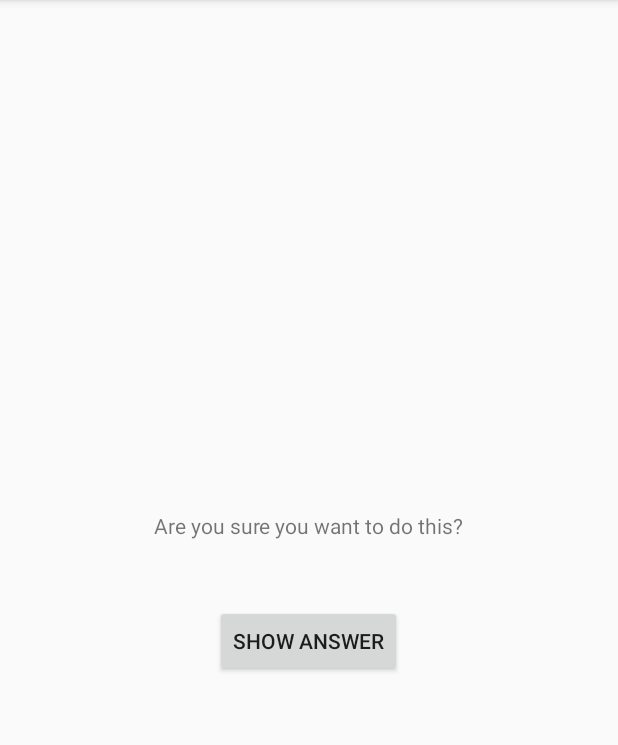
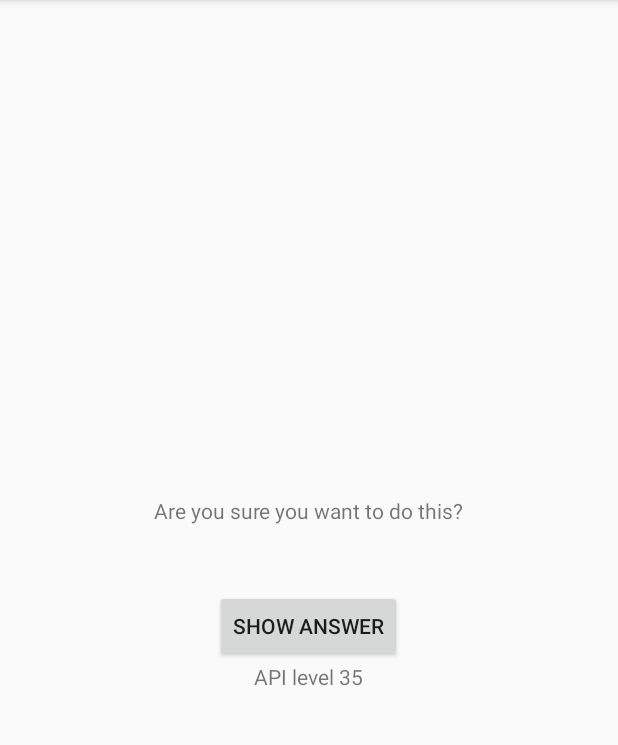
Before and after one commit to luispedraza/big_nerd_android, an Android app: the CheatActivity screen opened directly, with no data from a screen before it, on a phone screen of 412 x 824 dp, the part 84-829 px from its top. Run offline under Robolectric (Android 15) with nearby library versions, the phone set to English and light mode, and no system bars.

Commit message:
chapter06 challenge finished

```diff
--- a/GeoQuiz/app/src/main/java/es/luispedraza/geoquiz/CheatActivity.java
+++ b/GeoQuiz/app/src/main/java/es/luispedraza/geoquiz/CheatActivity.java
@@ -52,6 +52,11 @@ public class CheatActivity extends AppCompatActivity {
             mUserCheated = savedInstanceState.getBoolean(KEY_USER_CHEATED);
             setAnswerShown(mUserCheated);
         }
+
+        // Show current device api leve information:
+        final int API_LEVEL = Build.VERSION.SDK_INT;
+        ((TextView)findViewById(R.id.api_level_info)).setText("API level " + API_LEVEL);
+
 
         mAnswerisTrue = getIntent().getBooleanExtra(EXTRA_ANSWER_IS_TRUE, false);
 
--- a/GeoQuiz/app/src/main/res/layout/activity_cheat.xml
+++ b/GeoQuiz/app/src/main/res/layout/activity_cheat.xml
@@ -27,5 +27,10 @@
         android:layout_width="wrap_content"
         android:text="@string/show_cheat_button"
         android:layout_height="wrap_content"/>
+    <TextView
+        android:id="@+id/api_level_info"
+        tools:text="API level 00"
+        android:layout_width="wrap_content"
+        android:layout_height="wrap_content"/>
 
 </LinearLayout>
```
